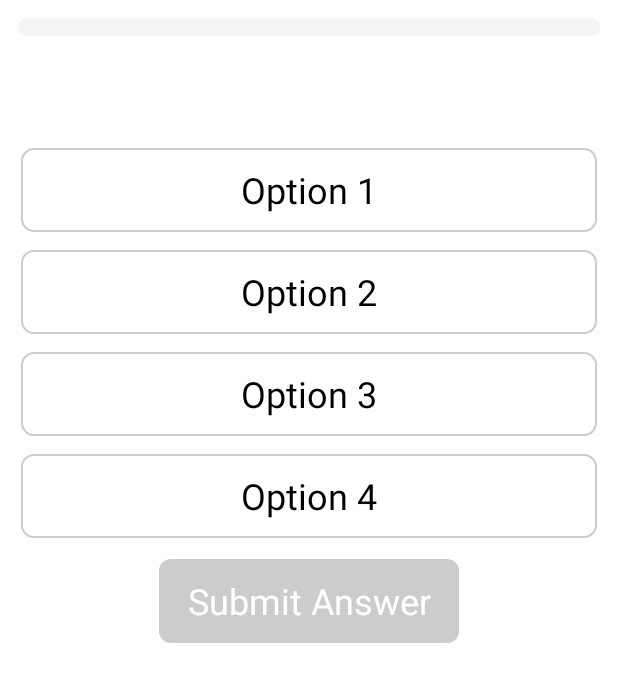
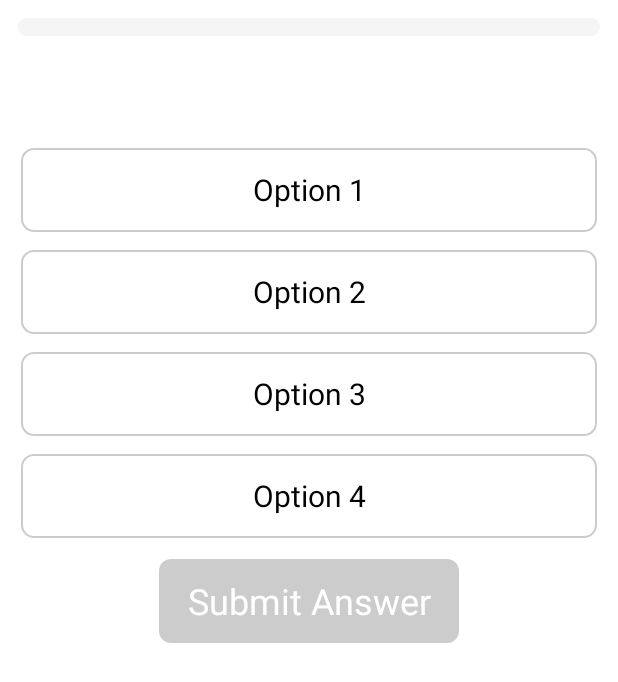
Before and after one commit to edwizhan/MyQuizApp, an Android app: the QuizQuestionActivity screen opened directly, with no data from a screen before it, on a phone screen of 412 x 824 dp. Shown: the top 682 px of the screen. Run offline under Robolectric (Android 15) with nearby library versions, the phone set to English and light mode, and no system bars; our stand-ins replace Firebase (no records; nobody signed in at launch, a user with empty details on screens opened directly); 4 statements that could not run were skipped.

Commit message:
updated result popup for AndroidApp

```diff
--- a/AndroidApp/AndroidQuizApp/app/build.gradle
+++ b/AndroidApp/AndroidQuizApp/app/build.gradle
@@ -41,6 +41,7 @@ android {
     }
 }
 
+
 dependencies {
     implementation 'androidx.core:core-ktx:1.10.0'
     implementation 'androidx.appcompat:appcompat:1.6.1'
@@ -54,5 +55,6 @@ dependencies {
     implementation platform('com.google.firebase:firebase-bom:31.4.0')
     implementation 'com.google.firebase:firebase-firestore'
     implementation 'com.google.firebase:firebase-firestore-ktx'
+    implementation 'org.jetbrains.kotlinx:kotlinx-coroutines-android:1.6.4'
 
 }
--- a/AndroidApp/AndroidQuizApp/app/src/main/java/com/example/androidquizapp/QuizViewModel.kt
+++ b/AndroidApp/AndroidQuizApp/app/src/main/java/com/example/androidquizapp/QuizViewModel.kt
@@ -75,17 +75,6 @@ class QuizViewModel : ViewModel() {
         correctAnswer = "a"
     )
 
-    private val question4 = Question(
-        id = 4,
-        text = "Which programming language uses 'func' for function?",
-        choices = listOf(
-            Question.Choice(id = "a", text = "JavaScript"),
-            Question.Choice(id = "b", text = "Python"),
-            Question.Choice(id = "c", text = "Swift"),
-            Question.Choice(id = "d", text = "Kotlin")
-        ),
-        correctAnswer = "c"
-    )
     private val questions: List<Question> = listOf(question1, question2, question3, question4)
 
 
--- a/AndroidApp/AndroidQuizApp/app/src/main/java/com/example/androidquizapp/ShowScoreActivity.kt
+++ b/AndroidApp/AndroidQuizApp/app/src/main/java/com/example/androidquizapp/ShowScoreActivity.kt
@@ -12,6 +12,7 @@ import com.github.mikephil.charting.data.PieData
 import com.github.mikephil.charting.data.PieDataSet
 import com.github.mikephil.charting.data.PieEntry
 import android.graphics.Color
+
 
 
 class ShowScoreActivity : AppCompatActivity() {
--- a/AndroidApp/AndroidQuizApp/app/src/main/java/com/example/androidquizapp/WelcomeScreenActivity.kt
+++ b/AndroidApp/AndroidQuizApp/app/src/main/java/com/example/androidquizapp/WelcomeScreenActivity.kt
@@ -9,6 +9,7 @@ import android.os.Bundle
 import androidx.lifecycle.Observer
 import com.example.androidquizapp.databinding.ActivityWelcomeScreenBinding
 import com.google.firebase.FirebaseApp
+
 
 class WelcomeScreenActivity : AppCompatActivity() {
 
--- a/AndroidApp/AndroidQuizApp/app/src/main/res/anim/button_alpha_animation.xml
+++ b/AndroidApp/AndroidQuizApp/app/src/main/res/anim/button_alpha_animation.xml
@@ -1,12 +1,12 @@
 <?xml version="1.0" encoding="utf-8"?>
 <set xmlns:android="http://schemas.android.com/apk/res/android">
     <alpha
-        android:duration="100"
+        android:duration="40"
         android:fromAlpha="1.0"
-        android:toAlpha="0.5" />
+        android:toAlpha="0.7" />
     <alpha
-        android:duration="100"
-        android:fromAlpha="0.5"
+        android:duration="80"
+        android:fromAlpha="0.7"
         android:startOffset="0"
         android:toAlpha="1.0" />
 </set>
--- a/AndroidApp/AndroidQuizApp/app/src/main/res/layout/activity_quiz_question.xml
+++ b/AndroidApp/AndroidQuizApp/app/src/main/res/layout/activity_quiz_question.xml
@@ -82,7 +82,7 @@
             android:textAlignment="center"
             android:textAllCaps="false"
             android:textColor="@color/button_text_selector"
-            android:textSize="24sp"
+            android:textSize="20sp"
             android:textStyle="normal" />
 
         <androidx.appcompat.widget.AppCompatButton
@@ -98,7 +98,7 @@
             android:textAlignment="center"
             android:textAllCaps="false"
             android:textColor="@color/button_text_selector"
-            android:textSize="24sp"
+            android:textSize="20sp"
             android:textStyle="normal" />
 
         <androidx.appcompat.widget.AppCompatButton
@@ -114,7 +114,7 @@
             android:textAlignment="center"
             android:textAllCaps="false"
             android:textColor="@color/button_text_selector"
-            android:textSize="24sp"
+            android:textSize="20sp"
             android:textStyle="normal" />
 
         <androidx.appcompat.widget.AppCompatButton
@@ -130,7 +130,7 @@
             android:textAlignment="center"
             android:textAllCaps="false"
             android:textColor="@color/button_text_selector"
-            android:textSize="24sp"
+            android:textSize="20sp"
             android:textStyle="normal" />
 
     </LinearLayout>
@@ -155,4 +155,18 @@
         app:layout_constraintTop_toBottomOf="@+id/options_button_group"
         app:layout_constraintWidth_percent="0.7" />
 
+    <TextView
+        android:id="@+id/result_message"
+        android:layout_width="0dp"
+        android:layout_height="wrap_content"
+        android:layout_marginBottom="72dp"
+        android:fontFamily="sans-serif"
+        android:textAlignment="center"
+        android:textColor="#000000"
+        android:textSize="24sp"
+        android:textStyle="bold"
+        app:layout_constraintBottom_toBottomOf="parent"
+        app:layout_constraintEnd_toEndOf="parent"
+        app:layout_constraintStart_toStartOf="parent" />
+
 </androidx.constraintlayout.widget.ConstraintLayout>
--- a/AndroidApp/AndroidQuizApp/app/src/main/res/layout/activity_welcome_screen.xml
+++ b/AndroidApp/AndroidQuizApp/app/src/main/res/layout/activity_welcome_screen.xml
@@ -18,6 +18,7 @@
         app:layout_constraintEnd_toEndOf="parent"
         app:layout_constraintStart_toStartOf="parent"
         app:layout_constraintTop_toBottomOf="@+id/titleTextView" />
+
 
     <TextView
         android:id="@+id/titleTextView"
--- a/AndroidApp/AndroidQuizApp/app/src/main/res/values/colors.xml
+++ b/AndroidApp/AndroidQuizApp/app/src/main/res/values/colors.xml
@@ -7,5 +7,6 @@
     <color name="teal_700">#FF018786</color>
     <color name="black">#FF000000</color>
     <color name="white">#FFFFFFFF</color>
-    <color name="backgroundBlue">#07c</color>
+    <color name="correct_answer">#028a0f</color>
+    <color name="oops_answer">#fbb117</color>
 </resources>
```
Also changed, not shown: AndroidApp/AndroidQuizApp/app/src/main/java/com/example/androidquizapp/QuizQuestionActivity.kt (+59 -22 lines), AndroidApp/AndroidQuizApp/app/src/main/res/layout/activity_show_score.xml (line endings or trailing spaces), AndroidApp/AndroidQuizApp/app/src/main/res/values/themes.xml (line endings or trailing spaces), 2 other files.
